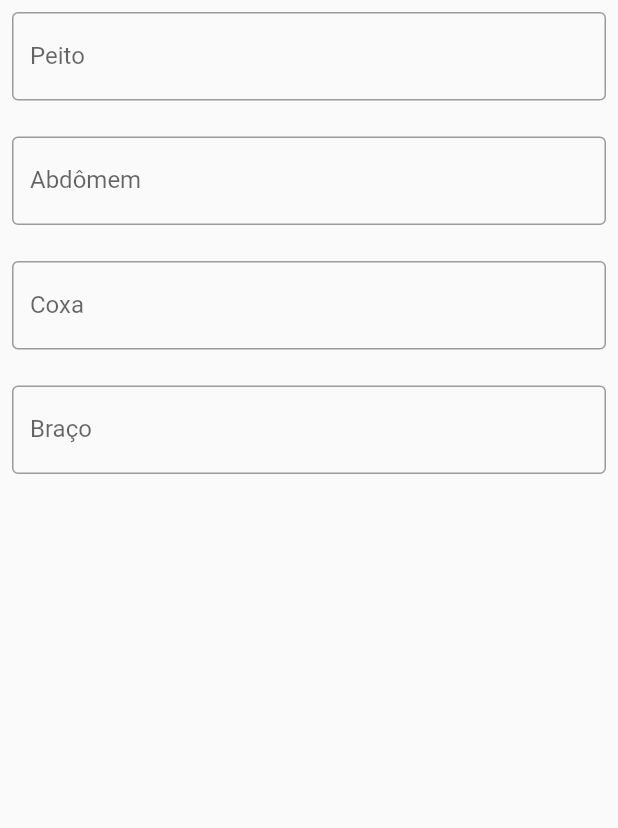
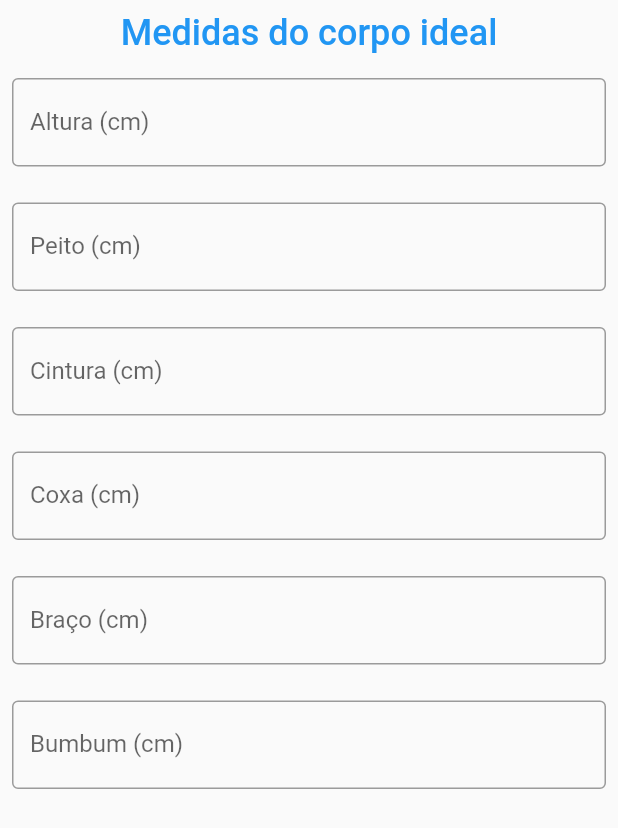
Before and after one commit to leandrorochaadm/ideal_proportion, a Flutter app: the screen it shows after launch, on a phone screen of 412 x 824 dp. Shown: the top 828 px of the screen. Run offline on Flutter 3.47's test engine with Material 2 defaults, Android fonts, the phone set to English and light mode, and no system bars.

Commit message:
altura como atributo estatico na classe

```diff
--- a/lib/Line.dart
+++ b/lib/Line.dart
@@ -39,12 +39,11 @@ class _LineState extends State<Line> {
           const SizedBox(
             height: 8.0,
           ),
-          widget.memberBody.heigth > 0 && widget.memberBody.sizeCurrent > 0
+          MemberBody.heigth > 0 && widget.memberBody.sizeCurrent > 0
               ? Row(
                   mainAxisAlignment: MainAxisAlignment.spaceEvenly,
                   children: [
-                    Text("Altura: ${widget.memberBody.heigth}"),
-                    Text("Atual: ${widget.memberBody.sizeCurrentStr}"),
+                    Text("Ideal: ${MemberBody.heigth}"),
                     Text("Ideal: ${widget.memberBody.sizeIdealStr}"),
                     Text("Alcançado: ${widget.memberBody.percentualGoalStr}"),
                   ],
--- a/lib/home.dart
+++ b/lib/home.dart
@@ -3,40 +3,82 @@ import 'package:ideal_proportion/model.dart';
 
 import 'Line.dart';
 
-class HomePage extends StatelessWidget {
+class HomePage extends StatefulWidget {
   const HomePage({Key? key}) : super(key: key);
 
   @override
+  State<HomePage> createState() => _HomePageState();
+}
+
+class _HomePageState extends State<HomePage> {
+  @override
   Widget build(BuildContext context) {
-    const height = 179.0;
+    // double height = 179.0;
+
     return Scaffold(
       body: Column(
         children: [
+          Padding(
+            padding: const EdgeInsets.all(8.0),
+            child: Text(
+              "Medidas do corpo ideal",
+              style: TextStyle(
+                  fontWeight: FontWeight.w500,
+                  fontSize: 24,
+                  color: Theme.of(context).colorScheme.primary),
+            ),
+          ),
+          Padding(
+            padding: const EdgeInsets.all(8.0),
+            child: TextField(
+              onChanged: (v) {
+                setState(() {
+                  // height = double.parse(v);
+                  // print(height);
+                  MemberBody.heigth = double.parse(v);
+                });
+              },
+              keyboardType: TextInputType.number,
+              decoration: const InputDecoration(
+                  suffix: Text("cm"),
+                  labelText: "Altura (cm)",
+                  border: OutlineInputBorder()),
+            ),
+          ),
+          const SizedBox(
+            height: 8.0,
+          ),
           Line(
-            memberBody: MemberBody(
-                name: "Peito",
-                sizeCurrent: 96.2,
-                heigth: height,
+            memberBody: MemberBody(name: "Peito (cm)",
+                // sizeCurrent: 96.2,
+                // heigth: height,
                 ratio: [2, 3]),
           ),
           Line(
             memberBody: MemberBody(
-                name: "Abdômem",
-                sizeCurrent: 94.5,
-                heigth: height,
+                name: "Cintura (cm)",
+                // sizeCurrent: 94.5,
+                // heigth: height,
                 ratio: [2, 5],
                 wantToIncrease: false),
           ),
           Line(
-            memberBody: MemberBody(
-                name: "Coxa", sizeCurrent: 57, heigth: height, ratio: [2]),
+            memberBody: MemberBody(name: "Coxa (cm)",
+                // sizeCurrent: 57,
+                // heigth: height,
+                ratio: [2]),
           ),
           Line(
-            memberBody: MemberBody(
-                name: "Braço",
-                sizeCurrent: 30.7,
-                heigth: height,
+            memberBody: MemberBody(name: "Braço (cm)",
+                // sizeCurrent: 30.7,
+                // heigth: height,
                 ratio: [4, 5]),
+          ),
+          Line(
+            memberBody: MemberBody(name: "Bumbum (cm)",
+                // sizeCurrent: 104.6,
+                // heigth: height,
+                ratio: [2, 4]),
           ),
         ],
       ),
--- a/lib/model.dart
+++ b/lib/model.dart
@@ -1,19 +1,16 @@
 import 'controller.dart';
 
 class MemberBody {
+  static double heigth = 0;
   double sizeCurrent = 0;
-  double heigth;
   String name;
   List<double> ratio;
   bool wantToIncrease;
 
   MemberBody(
-      {required this.heigth,
-      required this.name,
-      required this.ratio,
-      this.wantToIncrease = true});
+      {required this.name, required this.ratio, this.wantToIncrease = true});
 
-  double get sizeIdeal => (bodyRatio(this.ratio) * this.heigth);
+  double get sizeIdeal => (bodyRatio(this.ratio) * heigth);
 
   String get sizeIdealStr => sizeIdeal.toStringAsFixed(1) + " cm";
 
```
